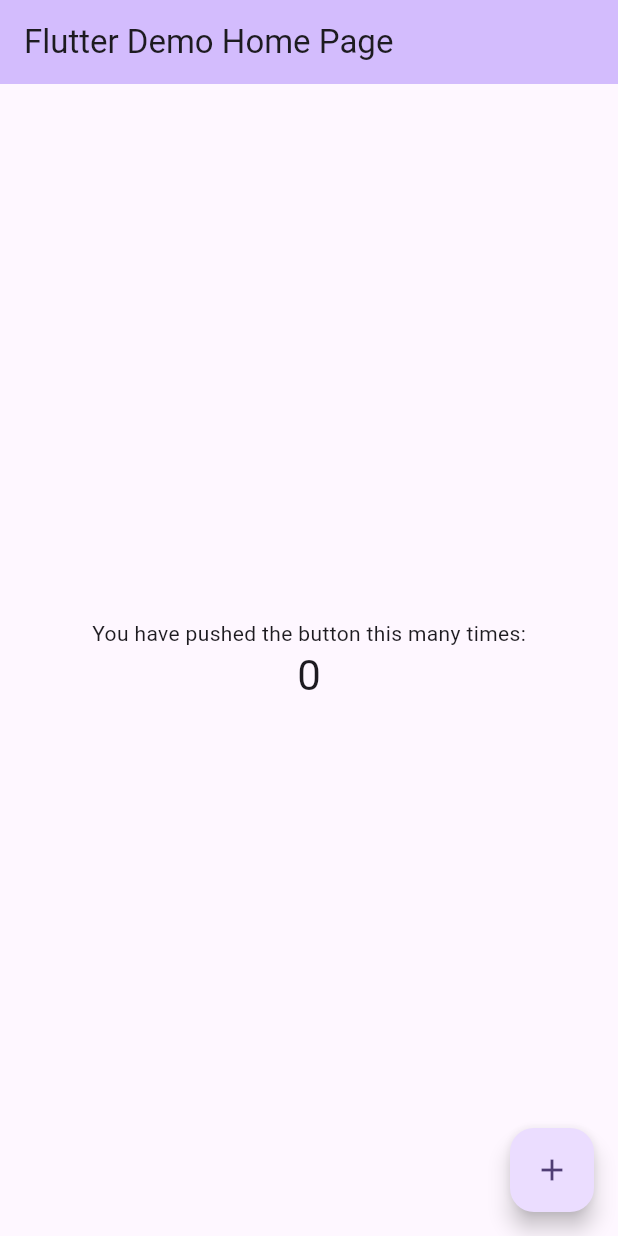
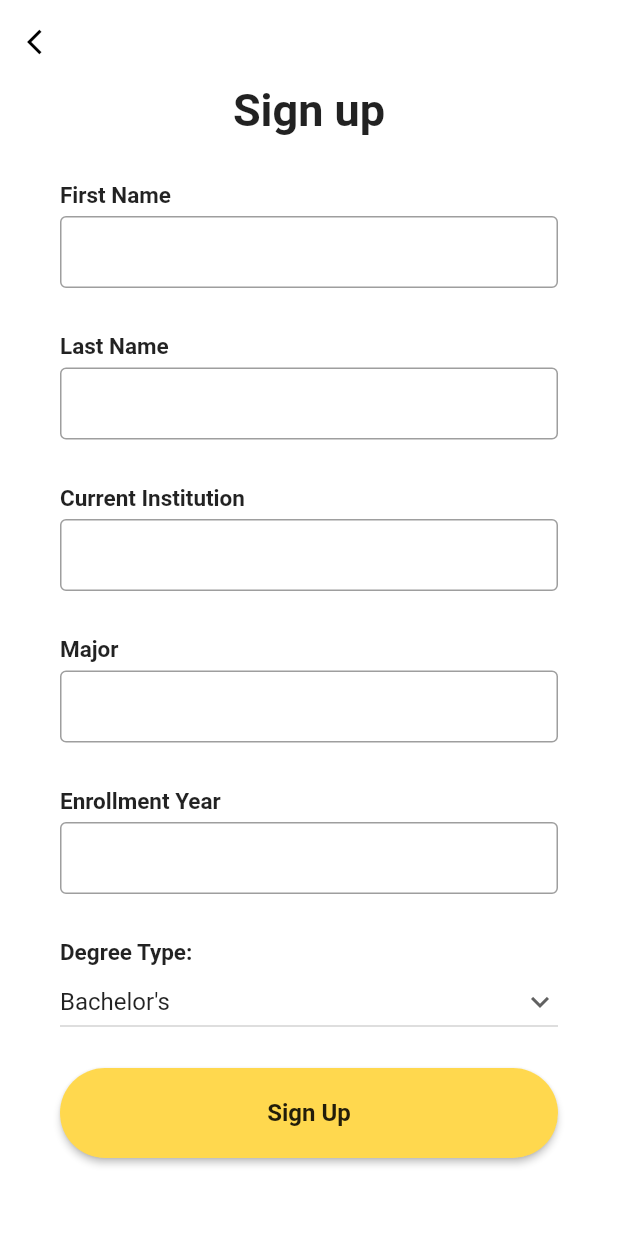
Before and after one commit to jmsandiegoo/launchlab_nus_app, a Flutter app: the screen it shows after launch, on a phone screen of 412 x 824 dp. Run offline on Flutter 3.47's test engine with Material 2 defaults, Android fonts, the phone set to English and light mode, and no system bars.

Commit message:
Add files via upload

```diff
--- a/lib/main.dart
+++ b/lib/main.dart
@@ -1,125 +1,109 @@
 import 'package:flutter/material.dart';
+import 'package:prototype/chat_page.dart';
+import 'package:prototype/profile_page.dart';
+import 'package:prototype/rocket_page.dart';
+import 'package:prototype/sign_up_page.dart';
+import 'package:prototype/res/colors.dart';
+import 'home_page.dart';
 
 void main() {
   runApp(const MyApp());
 }
 
 class MyApp extends StatelessWidget {
-  const MyApp({super.key});
+  const MyApp({Key? key}) : super(key: key);
 
-  // This widget is the root of your application.
+  static const MaterialColor primaryBlack = MaterialColor(
+    codeBlack,
+    <int, Color>{
+      50: Color(0xFF000000),
+      100: Color(0xFF000000),
+      200: Color(0xFF000000),
+      300: Color(0xFF000000),
+      400: Color(0xFF000000),
+      500: Color(codeBlack),
+      600: Color(0xFF000000),
+      700: Color(0xFF000000),
+      800: Color(0xFF000000),
+      900: Color(0xFF000000),
+    },
+  );
+
+
   @override
   Widget build(BuildContext context) {
-    return MaterialApp(
-      title: 'Flutter Demo',
+    return  MaterialApp(
       theme: ThemeData(
-        // This is the theme of your application.
-        //
-        // TRY THIS: Try running your application with "flutter run". You'll see
-        // the application has a blue toolbar. Then, without quitting the app,
-        // try changing the seedColor in the colorScheme below to Colors.green
-        // and then invoke "hot reload" (save your changes or press the "hot
-        // reload" button in a Flutter-supported IDE, or press "r" if you used
-        // the command line to start the app).
-        //
-        // Notice that the counter didn't reset back to zero; the application
-        // state is not lost during the reload. To reset the state, use hot
-        // restart instead.
-        //
-        // This works for code too, not just values: Most code changes can be
-        // tested with just a hot reload.
-        colorScheme: ColorScheme.fromSeed(seedColor: Colors.deepPurple),
-        useMaterial3: true,
+          primarySwatch: primaryBlack
       ),
-      home: const MyHomePage(title: 'Flutter Demo Home Page'),
+
+      home:const SignUpPage(),
     );
   }
 }
 
-class MyHomePage extends StatefulWidget {
-  const MyHomePage({super.key, required this.title});
 
-  // This widget is the home page of your application. It is stateful, meaning
-  // that it has a State object (defined below) that contains fields that affect
-  // how it looks.
 
-  // This class is the configuration for the state. It holds the values (in this
-  // case the title) provided by the parent (in this case the App widget) and
-  // used by the build method of the State. Fields in a Widget subclass are
-  // always marked "final".
-
-  final String title;
+//Use stateful when user press sth and need to refresh
+class RootPage extends StatefulWidget {
+  const RootPage({Key? key}) : super(key: key);
 
   @override
-  State<MyHomePage> createState() => _MyHomePageState();
+  State<RootPage> createState() => _RootPageState();
 }
 
-class _MyHomePageState extends State<MyHomePage> {
-  int _counter = 0;
+class _RootPageState extends State<RootPage> {
+  int currentPage = 0;
 
-  void _incrementCounter() {
+  List<Widget> pages = const [
+    HomePage(),
+    ChatPage(),
+    RocketPage(),
+    ProfilePage()
+  ];
+
+
+  void _onItemTapped(int index) {
     setState(() {
-      // This call to setState tells the Flutter framework that something has
-      // changed in this State, which causes it to rerun the build method below
-      // so that the display can reflect the updated values. If we changed
-      // _counter without calling setState(), then the build method would not be
-      // called again, and so nothing would appear to happen.
-      _counter++;
+      currentPage = index;
     });
   }
 
   @override
   Widget build(BuildContext context) {
-    // This method is rerun every time setState is called, for instance as done
-    // by the _incrementCounter method above.
-    //
-    // The Flutter framework has been optimized to make rerunning build methods
-    // fast, so that you can just rebuild anything that needs updating rather
-    // than having to individually change instances of widgets.
     return Scaffold(
-      appBar: AppBar(
-        // TRY THIS: Try changing the color here to a specific color (to
-        // Colors.amber, perhaps?) and trigger a hot reload to see the AppBar
-        // change color while the other colors stay the same.
-        backgroundColor: Theme.of(context).colorScheme.inversePrimary,
-        // Here we take the value from the MyHomePage object that was created by
-        // the App.build method, and use it to set our appbar title.
-        title: Text(widget.title),
+      body: pages[currentPage],
+
+      bottomNavigationBar: BottomNavigationBar(
+        backgroundColor: black,
+        type: BottomNavigationBarType.fixed,
+        items: const <BottomNavigationBarItem>[
+          BottomNavigationBarItem(
+            icon: Icon(Icons.home_outlined),
+            label: 'Home',
+
+          ),
+          BottomNavigationBarItem(
+            icon: Icon(Icons.chat),
+            label: 'Chat',
+          ),
+          BottomNavigationBarItem(
+            icon: Icon(Icons.rocket_launch),
+            label: 'Rocket',
+          ),
+          BottomNavigationBarItem(
+            icon: Icon(Icons.person),
+            label: 'Profile',
+          ),
+        ],
+        currentIndex: currentPage,
+        selectedItemColor: Colors.blue,
+        unselectedItemColor: Colors.white,
+        onTap: _onItemTapped,
+        selectedLabelStyle: const TextStyle(fontSize: 0),
+        unselectedLabelStyle: const TextStyle(fontSize: 0),
       ),
-      body: Center(
-        // Center is a layout widget. It takes a single child and positions it
-        // in the middle of the parent.
-        child: Column(
-          // Column is also a layout widget. It takes a list of children and
-          // arranges them vertically. By default, it sizes itself to fit its
-          // children horizontally, and tries to be as tall as its parent.
-          //
-          // Column has various properties to control how it sizes itself and
-          // how it positions its children. Here we use mainAxisAlignment to
-          // center the children vertically; the main axis here is the vertical
-          // axis because Columns are vertical (the cross axis would be
-          // horizontal).
-          //
-          // TRY THIS: Invoke "debug painting" (choose the "Toggle Debug Paint"
-          // action in the IDE, or press "p" in the console), to see the
-          // wireframe for each widget.
-          mainAxisAlignment: MainAxisAlignment.center,
-          children: <Widget>[
-            const Text(
-              'You have pushed the button this many times:',
-            ),
-            Text(
-              '$_counter',
-              style: Theme.of(context).textTheme.headlineMedium,
-            ),
-          ],
-        ),
-      ),
-      floatingActionButton: FloatingActionButton(
-        onPressed: _incrementCounter,
-        tooltip: 'Increment',
-        child: const Icon(Icons.add),
-      ), // This trailing comma makes auto-formatting nicer for build methods.
+
     );
   }
 }
--- /dev/null
+++ b/lib/res/colors.dart
@@ -0,0 +1,10 @@
+import 'dart:ui';
+
+const int codeBlack = 0xFF000000;
+const black = Color(0xFF000000);
+
+const int codeWhite = 0xFFFFFFFF;
+const white = Color(0xFFFFFFFF);
+
+const int codeYellowTheme = 0xFFFFD84E;
+const yellowTheme = Color(0xFFFFD84E);
--- /dev/null
+++ b/lib/sign_up_page.dart
@@ -0,0 +1,212 @@
+import 'package:flutter/material.dart';
+import 'package:prototype/home_page.dart';
+import 'package:prototype/login_page.dart';
+import 'package:prototype/main.dart';
+
+class SignUpPage extends StatefulWidget {
+  const SignUpPage({Key? key}) : super(key: key);
+
+  @override
+  _SignUpPage createState() => _SignUpPage();
+}
+
+class _SignUpPage extends State<SignUpPage> {
+  String degreeTypeVal = "Bachelor's";
+
+  var degreeType = [
+    "Bachelor's",
+    "Master's",
+    'Doctor of Philosophy',
+  ];
+
+  @override
+  Widget build(BuildContext context) {
+    return Scaffold(
+      resizeToAvoidBottomInset: false,
+      backgroundColor: Colors.white,
+      appBar: AppBar(
+        elevation: 0,
+        backgroundColor: Colors.white,
+        leading: IconButton(
+            onPressed: () {
+              _navigateToLoginPage(context);
+            },
+            icon: const Icon(
+              Icons.arrow_back_ios,
+              size: 20,
+              color: Colors.black,
+            )),
+      ),
+      body: SafeArea(
+        child: SingleChildScrollView(
+          child: SizedBox(
+            height: MediaQuery.of(context).size.height,
+            width: double.infinity,
+            child: SingleChildScrollView(
+              child: Column(
+                mainAxisAlignment: MainAxisAlignment.spaceBetween,
+                children: [
+
+                  //Sign up title is here
+                  Column(
+                    children: [
+                      Column(
+                        mainAxisAlignment: MainAxisAlignment.spaceEvenly,
+                        children: const [
+                          Text(
+                            "Sign up",
+                            style: TextStyle(
+                              fontSize: 30,
+                              fontWeight: FontWeight.bold,
+                            ),
+                          ),
+                          SizedBox(
+                            height: 30,
+                          ),
+                        ],
+                      ),
+
+
+                      //Text Field are here
+                      Padding(
+                        padding: const EdgeInsets.symmetric(horizontal: 40),
+                        child: Column(
+                          children: [
+                            makeInput(
+                              label: "First Name",
+                            ),
+                            makeInput(label: "Last Name"),
+                            makeInput(label: "Current Institution"),
+                            makeInput(label: "Major"),
+                            makeInput(label: "Enrollment Year"),
+                            Column(
+                                crossAxisAlignment: CrossAxisAlignment.start,
+                                children: [
+                              const Text("Degree Type:",
+                                  style: TextStyle(
+                                      fontSize: 15, fontWeight: FontWeight.bold, color: Colors.black87
+                                  )
+                              ),
+                              DropdownButton(
+                                isExpanded: true,
+                                value: degreeTypeVal,
+                                icon: const Icon(Icons.keyboard_arrow_down),
+                                items: degreeType.map((String items) {
+                                  return DropdownMenuItem(
+                                    value: items,
+                                    child: Text(items),
+                                  );
+                                }).toList(),
+                                onChanged: (String? newValue) {
+                                  setState(() {
+                                    degreeTypeVal = newValue!;
+                                  });
+                                },
+                              ),
+                            ])
+                          ],
+                        ),
+                      ),
+                      const SizedBox(
+                        height: 20,
+                      ),
+
+
+                      //Sign up Button goes here
+                      Padding(
+                        padding: const EdgeInsets.symmetric(horizontal: 40),
+                        child: Container(
+                          decoration: BoxDecoration(
+                            borderRadius: BorderRadius.circular(10),
+                          ),
+                          child: MaterialButton(
+                            minWidth: double.infinity,
+                            height: 60,
+                            onPressed: () {
+                              _navigateToHomePage(context);
+                            },
+                            //To be edited
+                            color: const Color(0xFFFFD84E),
+                            shape: RoundedRectangleBorder(
+                                borderRadius: BorderRadius.circular(40)),
+                            child: const Text(
+                              "Sign Up",
+                              style: TextStyle(
+                                fontWeight: FontWeight.w600,
+                                fontSize: 16,
+                              ),
+                            ),
+                          ),
+                        ),
+                      ),
+                      const SizedBox(
+                        height: 20,
+                      ),
+                      /*
+                      Row(
+                        mainAxisAlignment: MainAxisAlignment.center,
+                        children: const [
+                          Text("Already have an account? "),
+                          Text(
+                            "Login here",
+                            style: TextStyle(
+                                fontWeight: FontWeight.w600, fontSize: 18),
+                          ),
+                        ],
+                      ) */
+                    ],
+                  ),
+                  const SizedBox(
+                    height: 20,
+                  ),
+                ],
+              ),
+            ),
+          ),
+        ),
+      ),
+    );
+  }
+
+  void _navigateToHomePage(BuildContext context) {
+    Navigator.of(context)
+        .push(MaterialPageRoute(builder: (context) => const RootPage()));
+  }
+
+  void _navigateToLoginPage(BuildContext context) {
+    Navigator.of(context)
+        .push(MaterialPageRoute(builder: (context) => const LoginPage()));
+  }
+
+  Widget makeInput({label, obsureText = false}) {
+    return Column(
+      crossAxisAlignment: CrossAxisAlignment.start,
+      children: [
+        Text(
+          label,
+          style: const TextStyle(
+              fontSize: 15, fontWeight: FontWeight.bold, color: Colors.black87),
+        ),
+        const SizedBox(
+          height: 5,
+        ),
+        TextField(
+          obscureText: obsureText,
+          decoration: const InputDecoration(
+            contentPadding: EdgeInsets.symmetric(vertical: 0, horizontal: 10),
+            enabledBorder: OutlineInputBorder(
+              borderSide: BorderSide(
+                color: Colors.grey,
+              ),
+            ),
+            border:
+                OutlineInputBorder(borderSide: BorderSide(color: Colors.grey)),
+          ),
+        ),
+        const SizedBox(
+          height: 30,
+        )
+      ],
+    );
+  }
+}
```
Also changed, not shown: lib/chat_page.dart (added, +18 -0 lines), lib/home_page.dart (added, +48 -0 lines), lib/login_page.dart (added, +41 -0 lines), lib/profile_page.dart (added, +18 -0 lines), lib/rocket_page.dart (added, +20 -0 lines), images/launchlab_logo.png (added), images/yellow_curve_shape.png (added), pubspec.lock, 24 other files.
